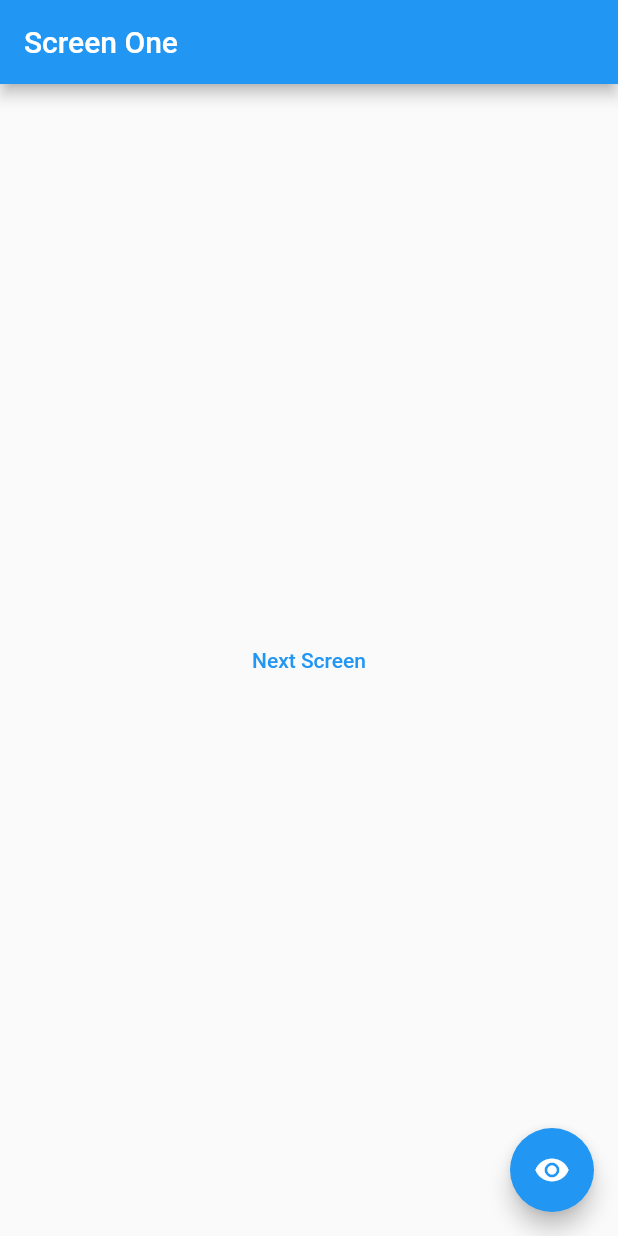
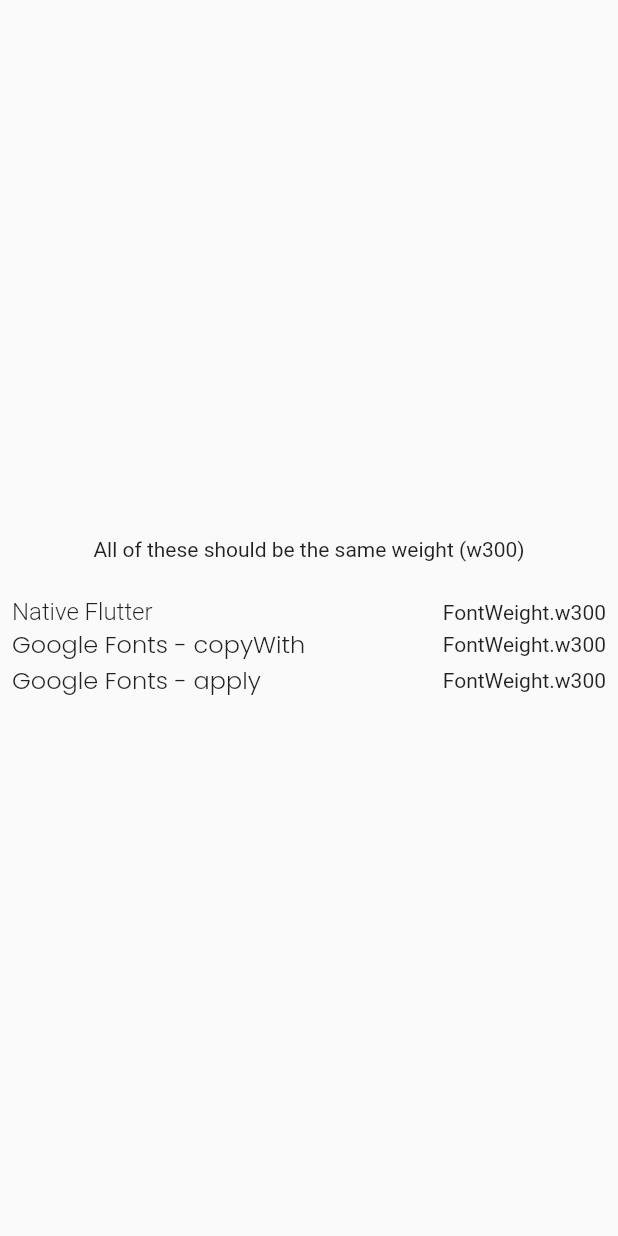
Before and after one commit to jtmuller5/flutter_playground, a Flutter app: the screen it shows after launch, on a phone screen of 412 x 824 dp. Run offline on Flutter 3.47's test engine with Material 2 defaults, Android fonts, the phone set to English and light mode, and no system bars; our stand-ins replace google_fonts.

Commit message:
TextStyles bug in Google Fonts

```diff
--- a/lib/main.dart
+++ b/lib/main.dart
@@ -1,5 +1,10 @@
 import 'package:flutter/material.dart';
 import 'package:flutter_playground/animated_snackbars/screen_one.dart';
+import 'package:flutter_playground/error_zones/error_zones_screen_one.dart';
+import 'package:flutter_playground/flugo/flugo_screen_one.dart';
+import 'package:flutter_playground/nested_hero_animations/screen_one.dart';
+import 'package:flutter_playground/render_paint/rp_screen_one.dart';
+import 'package:flutter_playground/text_styles/text_styles_screen_one.dart';
 
 void main() {
   runApp(const MyApp());
@@ -17,6 +22,11 @@
       theme: ThemeData(
         primarySwatch: Colors.blue,
       ),
+      initialRoute: '/',
+      routes: {
+        'nested-hero':(context) => NestedHeroScreenOne(),
+        'flugo': (context) => FlugoScreenOne()
+      },
       home: const HomePage(),
     );
   }
@@ -27,7 +37,11 @@
    @override
    Widget build(BuildContext context) {
      // Uncomment the one you want
-     return const AnimatedSnackBarsScreenOne();
-    // return const NestedHeroScreenOne();
+     // return const RpScreenOne();
+     // return const AnimatedSnackBarsScreenOne();
+     // return const NestedHeroScreenOne();
+     // return ErrorZonesScreenOne();
+     // return FlugoScreenOne();
+     return TextStylesScreenOne();
    }
  }
--- a/lib/nested_hero_animations/screen_one.dart
+++ b/lib/nested_hero_animations/screen_one.dart
@@ -3,6 +3,8 @@
 
 class NestedHeroScreenOne extends StatelessWidget {
   const NestedHeroScreenOne({Key? key}) : super(key: key);
+
+
 
   @override
   Widget build(BuildContext context) {
--- /dev/null
+++ b/lib/text_styles/text_styles_screen_one.dart
@@ -0,0 +1,69 @@
+import 'package:flutter/material.dart';
+import 'package:google_fonts/google_fonts.dart';
+
+class TextStylesScreenOne extends StatelessWidget {
+  TextStylesScreenOne({Key? key}) : super(key: key);
+
+  TextStyle nativeFlutter = TextStyle(
+    fontWeight: FontWeight.w500,
+    fontSize: 16,
+  ).copyWith(fontWeight: FontWeight.w300);
+
+  TextStyle googleFontCopy = GoogleFonts.poppins(
+    fontWeight: FontWeight.w500,
+    fontSize: 16,
+  ).copyWith(fontWeight: FontWeight.w300);
+
+  TextStyle googleFontApply = GoogleFonts.poppins(
+    fontWeight: FontWeight.w500,
+    fontSize: 16,
+  ).apply(fontWeightDelta: -2);
+
+  @override
+  Widget build(BuildContext context) {
+    return Scaffold(
+      body: Center(
+        child: Padding(
+          padding: const EdgeInsets.all(8.0),
+          child: Column(
+            mainAxisAlignment: MainAxisAlignment.center,
+            children: [
+              Text('All of these should be the same weight (w300)'),
+              SizedBox(height: 24,),
+              Row(
+                mainAxisAlignment: MainAxisAlignment.spaceBetween,
+                children: [
+                  Text(
+                    'Native Flutter',
+                    style: nativeFlutter,
+                  ),
+                  Text(nativeFlutter.fontWeight.toString()),
+                ],
+              ),
+               Row(
+                mainAxisAlignment: MainAxisAlignment.spaceBetween,
+                children: [
+                  Text(
+                    'Google Fonts - copyWith',
+                    style: googleFontCopy,
+                  ),
+                  Text(googleFontCopy.fontWeight.toString()),
+                ],
+              ),
+               Row(
+                mainAxisAlignment: MainAxisAlignment.spaceBetween,
+                children: [
+                  Text(
+                    'Google Fonts - apply',
+                    style: googleFontApply,
+                  ),
+                  Text(googleFontApply.fontWeight.toString()),
+                ],
+              ),
+            ],
+          ),
+        ),
+      ),
+    );
+  }
+}
```
Also changed, not shown: lib/error_zones/error_zones_screen_one.dart (added, +10 -0 lines), lib/flugo/flugo_screen_one.dart (added, +23 -0 lines), lib/render_paint/rp_screen_one.dart (added, +64 -0 lines), pubspec.yaml (+3 -69 lines), pubspec.lock, 3 other files.
